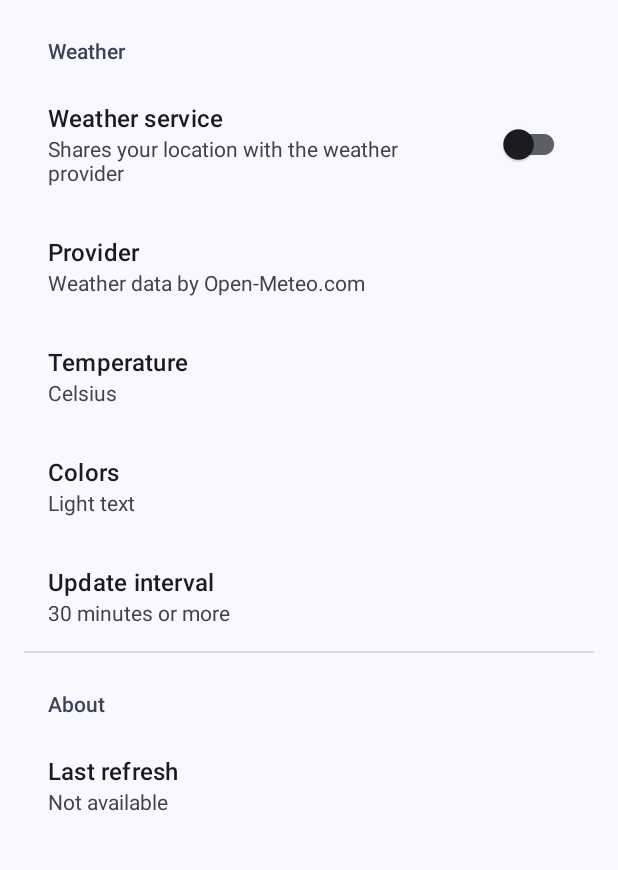
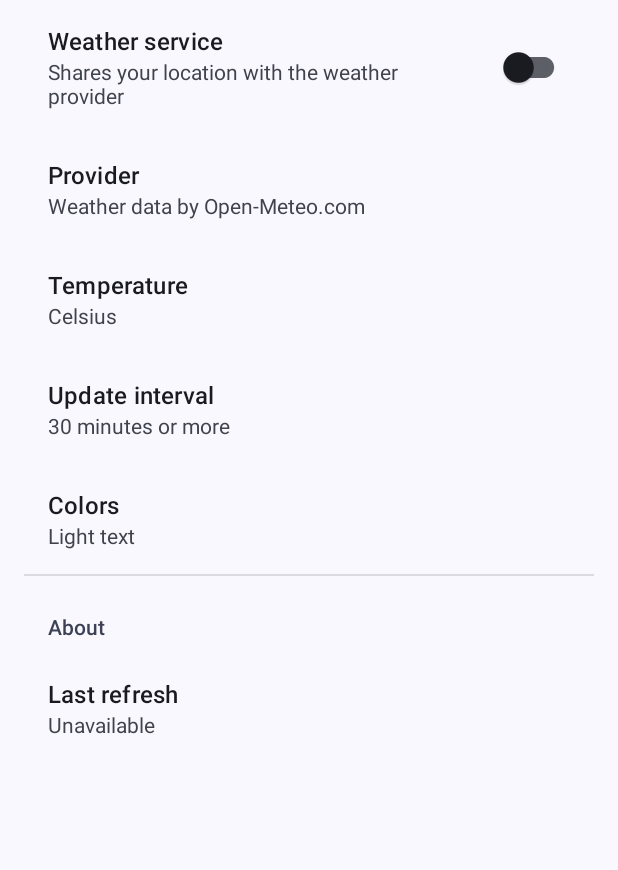
Before and after one commit to kolakek/pimi-widget, an Android app: the WidgetSettingsFragment screen opened directly, with no data from a screen before it, on a phone screen of 412 x 824 dp, the part 116-986 px from its top. Run offline under Robolectric (Android 15) with nearby library versions, the phone set to English and light mode, and no system bars; our stand-ins replace androidx.preference; 4 statements that could not run were skipped.

Commit message:
More debug info in widget config, adjust widget paddings

```diff
--- a/app/src/main/res/values/strings.xml
+++ b/app/src/main/res/values/strings.xml
@@ -8,7 +8,6 @@
     <string name="widget_date_format">"E, MMM d"</string>
     <string name="config_button">Update widget</string>
     <string name="config_title">Pimi Widget</string>
-    <string name="config_weather_sec">Weather</string>
     <string name="config_weather_switch">Weather service</string>
     <string name="config_weather_descr">Shares your location with the weather provider</string>
     <string name="config_provider">Provider</string>
@@ -23,22 +22,23 @@
     <string name="config_interval_descr">30 minutes or more</string>
     <string name="config_about_sec">About</string>
     <string name="config_update_info">Last refresh</string>
-    <string name="config_update_descr">%1$s ago %2$s%3$s</string>
-    <string name="config_update_descr_nan">Not available</string>
+    <string name="config_update_descr">%s ago</string>
+    <string name="config_update_descr_nan">Unavailable</string>
     <string name="config_loc_perm_alert_title">Location permission required</string>
     <string name="config_loc_perm_alert">To show the weather for your current area, this app requires access to your location.</string>
     <string name="config_bg_perm_alert_title">Background location permission</string>
     <string name="config_bg_perm_alert">Reliable weather updates require to access your location in the background. Please select \"%s\" in the next screen.</string>
     <string name="config_alert_button_ok">OK</string>
     <string name="config_alert_button_cancel">Cancel</string>
-    <string name="config_alert_debug_title">Debug info</string>
+    <string name="config_alert_debug_title">Data info</string>
     <string name="config_alert_debug_worker">Worker</string>
+    <string name="config_alert_debug_location">Location data</string>
+    <string name="config_alert_debug_weather">Weather data</string>
+    <string name="config_alter_debug_data_age">%s old</string>
     <string name="worker_status_unavailable">UNAVAILABLE</string>
 
     <string name="celsius">\u2103</string>
     <string name="fahrenheit">\u2109</string>
-    <string name="location_symbol">✈\uFE0E</string>
-    <string name="weather_symbol">☀\uFE0E</string>
 
     <plurals name="days">
         <item quantity="one">1 day</item>
--- a/app/src/main/res/values/themes.xml
+++ b/app/src/main/res/values/themes.xml
@@ -17,7 +17,7 @@
     </style>
 
     <style name="Theme.PimiWidget.AppWidgetContainer" parent="Theme.PimiWidget.AppWidgetContainerParent">
-        <item name="appWidgetPadding">16dp</item>
+        <item name="appWidgetPadding">8dp</item>
     </style>
 
 </resources>
--- a/app/src/main/res/xml/pimi_widget_prefs.xml
+++ b/app/src/main/res/xml/pimi_widget_prefs.xml
@@ -2,62 +2,54 @@
 <androidx.preference.PreferenceScreen xmlns:android="http://schemas.android.com/apk/res/android"
     xmlns:app="http://schemas.android.com/apk/res-auto">
 
-    <PreferenceCategory
-        android:title="@string/config_weather_sec"
-        android:key="category_weather"
-        android:selectable="false"
-        app:iconSpaceReserved="false">
-
     <SwitchPreferenceCompat
         android:key="weather_switch"
+        android:summary="@string/config_weather_descr"
+        android:title="@string/config_weather_switch"
         android:widgetLayout="@layout/preference_switch"
-            android:title="@string/config_weather_switch"
-            android:summary="@string/config_weather_descr"
-            app:iconSpaceReserved="false"/>
+        app:iconSpaceReserved="false" />
 
     <Preference
         android:key="weather_provider"
+        android:summary="@string/config_provider_descr"
         android:title="@string/config_provider"
-            android:summary="@string/config_provider_descr"
-            app:iconSpaceReserved="false"/>
+        app:iconSpaceReserved="false" />
 
     <ListPreference
+        android:defaultValue="temp_unit_celsius"
+        android:entries="@array/temp_units"
+        android:entryValues="@array/temp_units_vals"
         android:key="temp_list"
         android:title="@string/config_temp"
-            android:entries="@array/temp_units"
-            android:entryValues="@array/temp_units_vals"
-            android:defaultValue="temp_unit_celsius"
-            app:useSimpleSummaryProvider="true"
-            app:iconSpaceReserved="false"/>
-
-        <ListPreference
-            android:key="color_list"
-            android:title="@string/config_text_color"
-            android:entries="@array/text_colors"
-            android:entryValues="@array/text_colors_vals"
-            android:defaultValue="text_color_light"
-            app:useSimpleSummaryProvider="true"
-            app:iconSpaceReserved="false"/>
+        app:iconSpaceReserved="false"
+        app:useSimpleSummaryProvider="true" />
 
     <Preference
         android:key="update_interval"
+        android:summary="@string/config_interval_descr"
         android:title="@string/config_interval"
-            android:summary="@string/config_interval_descr"
-            app:iconSpaceReserved="false"/>
+        app:iconSpaceReserved="false" />
 
-    </PreferenceCategory>
+    <ListPreference
+        android:defaultValue="text_color_light"
+        android:entries="@array/text_colors"
+        android:entryValues="@array/text_colors_vals"
+        android:key="color_list"
+        android:title="@string/config_text_color"
+        app:iconSpaceReserved="false"
+        app:useSimpleSummaryProvider="true" />
 
     <PreferenceCategory
-        android:title="@string/config_about_sec"
         android:key="category_settings"
         android:selectable="false"
+        android:title="@string/config_about_sec"
         app:iconSpaceReserved="false">
 
         <Preference
             android:key="about_location"
+            android:summary="@string/config_update_descr_nan"
             android:title="@string/config_update_info"
-            android:summary="@string/config_update_descr_nan"
-            app:iconSpaceReserved="false"/>
+            app:iconSpaceReserved="false" />
 
     </PreferenceCategory>
 
```
Also changed, not shown: app/src/main/java/com/kolakek/pimiwidget/widget/WidgetSettingsFragment.kt (+19 -10 lines). Lines whose indentation alone changed are shown as unchanged.
